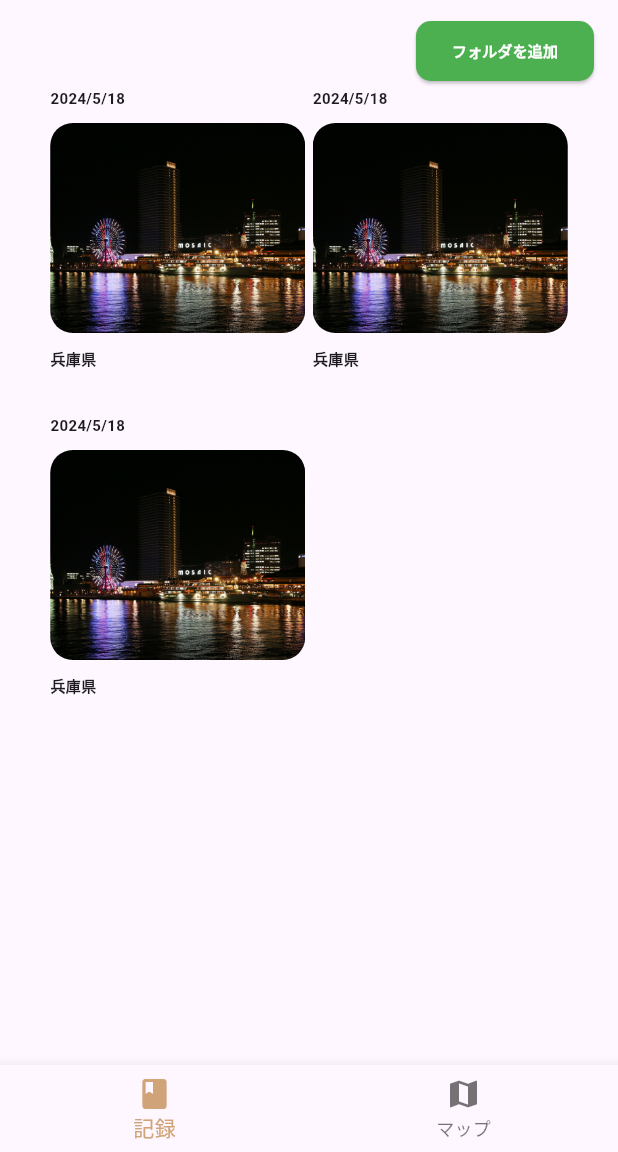
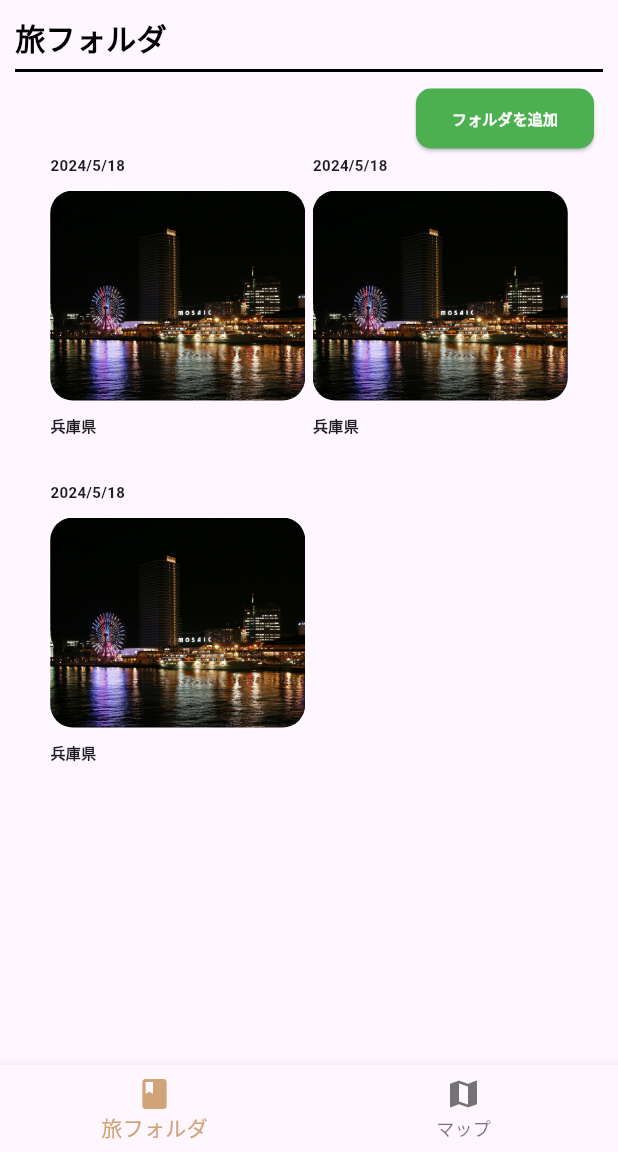
Before and after one commit to akinko0915/pathpin, a Flutter app: the screen it shows after launch, on a phone screen of 412 x 824 dp, the part 84-1236 px from its top. Run offline on Flutter 3.47's test engine with Material 3 defaults, Android fonts, the phone set to English and light mode, and no system bars.

Commit message:
ページタイトルを作成

```diff
--- /dev/null
+++ b/lib/component/page_title.dart
@@ -0,0 +1,35 @@
+import 'package:flutter/material.dart';
+
+class PageTitle extends StatelessWidget {
+  const PageTitle({super.key, required this.title});
+
+  final String title;
+
+  @override
+  Widget build(BuildContext context) {
+    final titleRow = Row(
+      children: [
+        SizedBox(width: 10),
+        Text(
+          title,
+          style: TextStyle(color: Colors.black, fontWeight: FontWeight.bold, fontSize: 20, )
+        )
+      ],
+    );
+
+
+    final titleCol = Column(
+      crossAxisAlignment: CrossAxisAlignment.start,
+      children: [
+        titleRow,
+        const Divider(color: Colors.black, thickness: 2, indent: 10, endIndent: 10,),
+        SizedBox(width: 20),
+      ],
+    );
+
+    return Align(
+      alignment: Alignment.topLeft,
+      child: titleCol,
+    );
+  }
+}
--- a/lib/main.dart
+++ b/lib/main.dart
@@ -1,6 +1,8 @@
 import 'package:flutter/material.dart';
+import 'package:pathpin/component/page_title.dart';
 import 'package:pathpin/map_page.dart';
 import 'package:pathpin/record_page.dart';
+import 'package:pathpin/ui_core/header.dart';
 
 void main() {
   runApp(const MyApp());
@@ -41,19 +43,22 @@ class _MyHomePageState extends State<MyHomePage> {
     const MapPage(),
   ];
 
+  List<String> pageTitles = [
+    '旅フォルダ',
+    'マップ',
+  ];
+
   @override
   Widget build(BuildContext context) {
 
     return Scaffold(
-      appBar: AppBar(
-        backgroundColor: const Color.fromRGBO(209, 163, 120, 1),
-        title: const Text("Path Pin", style: TextStyle(color: Colors.white, fontWeight: FontWeight.bold, fontSize: 15)),
-      ),
+      appBar: Header(),
       body: Align(
         alignment: Alignment.topCenter,
         child: Column(
           children: [
             const SizedBox(height: 10),
+            PageTitle(title: pageTitles[selectedIndex]),
             display[selectedIndex],
           ],
         ),
@@ -63,7 +68,7 @@ class _MyHomePageState extends State<MyHomePage> {
         items: const <BottomNavigationBarItem>[
           BottomNavigationBarItem(
             icon: Icon(Icons.book),
-            label: '記録',
+            label: '旅フォルダ',
           ),
           BottomNavigationBarItem(
             icon: Icon(Icons.map),
--- a/lib/record_page.dart
+++ b/lib/record_page.dart
@@ -1,5 +1,5 @@
 import 'package:flutter/material.dart';
-import 'package:pathpin/travel_folder.dart';
+import 'package:pathpin/component/travel_folder.dart';
 
 class RecordPage extends StatelessWidget {
   const RecordPage({Key? key}) : super(key: key);
--- /dev/null
+++ b/lib/ui_core/header.dart
@@ -0,0 +1,17 @@
+import 'package:flutter/material.dart';
+
+
+class Header extends StatelessWidget implements PreferredSizeWidget {
+  const Header({super.key});
+
+  @override
+  Size get preferredSize => const Size.fromHeight(kToolbarHeight);
+
+  @override
+  Widget build(BuildContext context) {
+    return AppBar(
+        backgroundColor: const Color.fromRGBO(209, 163, 120, 1),
+        title: const Text("Path Pin", style: TextStyle(color: Colors.white, fontWeight: FontWeight.bold, fontSize: 15)),
+      );
+  }
+}
```
Also changed, not shown: lib/component/travel_folder.dart (renamed from lib/travel_folder.dart), lib/header.dart (deleted).
